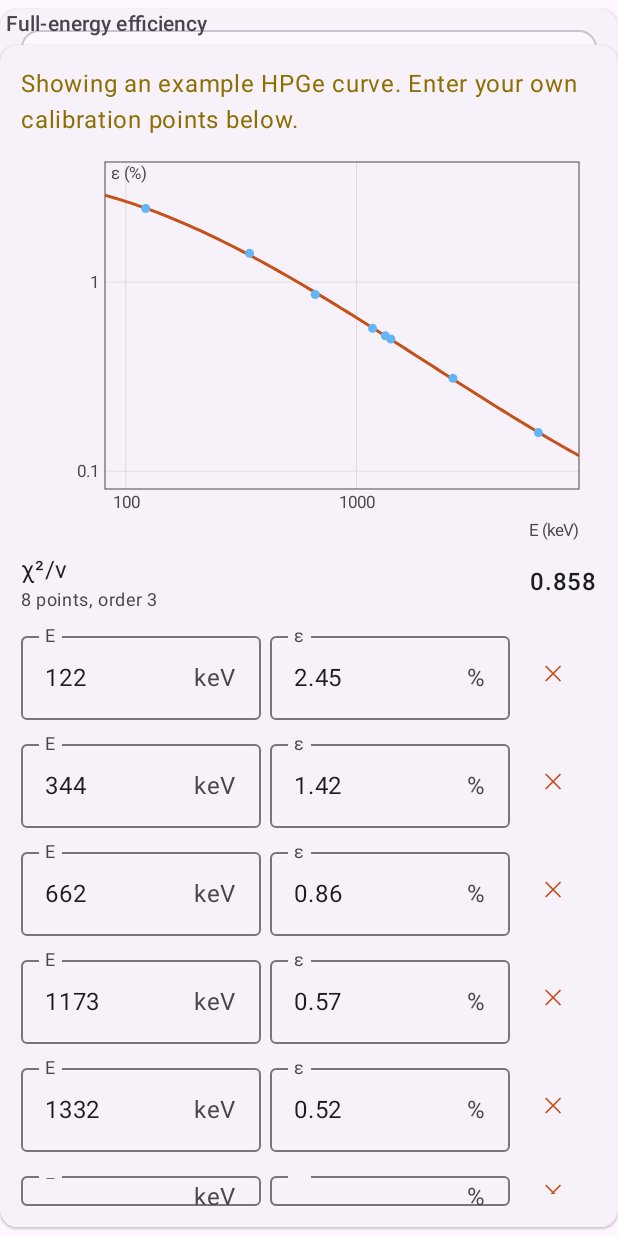
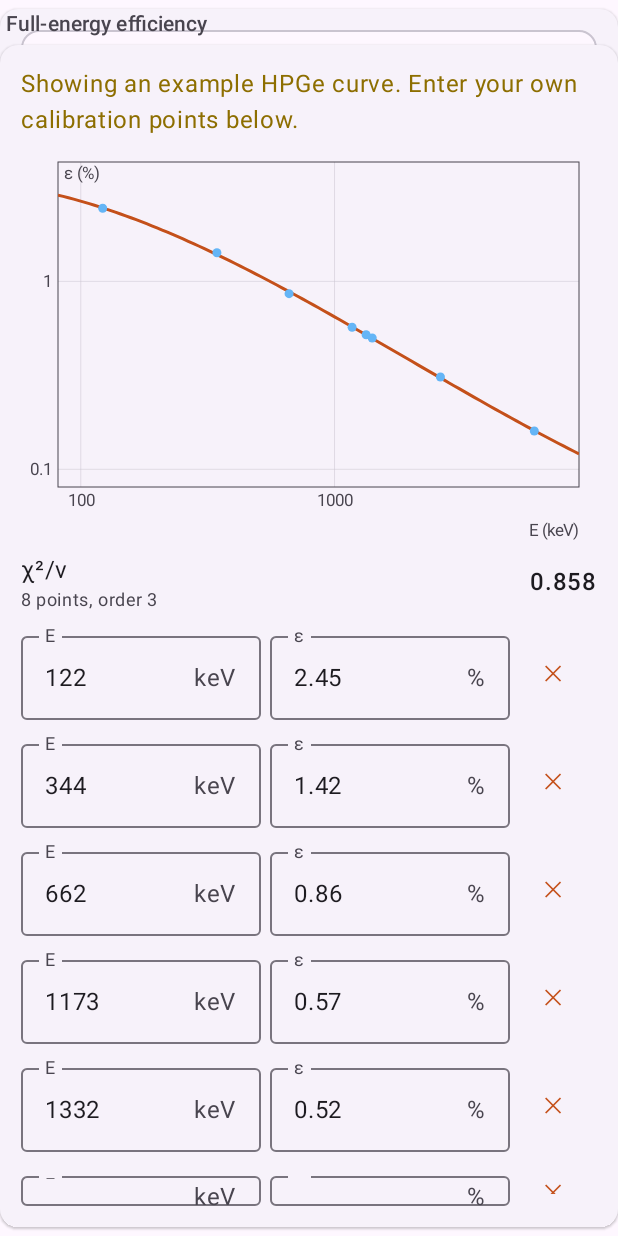
Before and after one commit to Alecompa/exp-nuc-phys-toolkit, an Android app built with Jetpack Compose: the composable DetectorScreen shown on its own in the app's theme, on a phone screen of 412 x 824 dp. Run offline under Robolectric (Android 15) with nearby library versions, the phone set to English and light mode, and no system bars; 4 statements that could not run were skipped.

Commit message:
Android/Linux phase 4: accessibility, large fonts, release signing, emulator test
- Screen-reader descriptions on plots, pin and remove buttons, MoreOptions state
- Rows, reaction header and plot margins reflow at 200 % font (render test largeFonts)
- Release APK signing from keystore.properties or GAMOW_KEYSTORE* env (gitignored)
- setup-java v5 in the workflow; PLAN.md phase 4 status

Co-Authored-By: Claude Opus 5.5 <noreply@anthropic.com>

```diff
--- a/multiplatform/composeApp/src/commonMain/kotlin/org/gamow/ui/AstroScreens.kt
+++ b/multiplatform/composeApp/src/commonMain/kotlin/org/gamow/ui/AstroScreens.kt
@@ -5,6 +5,8 @@ import androidx.compose.material3.*
 import androidx.compose.runtime.*
 import androidx.compose.ui.Alignment
 import androidx.compose.ui.Modifier
+import androidx.compose.ui.semantics.contentDescription
+import androidx.compose.ui.semantics.semantics
 import androidx.compose.ui.graphics.Color
 import androidx.compose.ui.platform.LocalClipboardManager
 import androidx.compose.ui.text.AnnotatedString
@@ -82,7 +84,7 @@ fun RateScreen(wb: Workbench, onEdit: () -> Unit) {
                 NumberField("ωγ", res.strength, "eV", Modifier.weight(1f), range = 0.0..1e9) { v ->
                     wb.run.update(p.copy(resonances = p.resonances.mapIndexed { j, x -> if (j == i) x.copy(strength = v) else x }))
                 }
-                TextButton(onClick = { wb.run.update(p.copy(resonances = p.resonances.filterIndexed { j, _ -> j != i })) }) { Text("✕") }
+                TextButton(onClick = { wb.run.update(p.copy(resonances = p.resonances.filterIndexed { j, _ -> j != i })) }) { Text("✕", Modifier.semantics { contentDescription = "Remove" }) }
             }
         }
         OutlinedButton(onClick = { wb.run.update(p.copy(resonances = p.resonances + NarrowResonance(100.0, 1e-6))) }) { Text("Add resonance") }
--- a/multiplatform/composeApp/src/commonMain/kotlin/org/gamow/ui/Components.kt
+++ b/multiplatform/composeApp/src/commonMain/kotlin/org/gamow/ui/Components.kt
@@ -32,14 +32,19 @@ fun SectionCard(title: String? = null, footer: String? = null, content: @Composa
 
 /** label ………… value unit */
 @Composable
+@OptIn(ExperimentalLayoutApi::class)
 fun ValueRow(label: String, value: String, unit: String = "", note: String? = null) {
-    Row(Modifier.fillMaxWidth(), verticalAlignment = Alignment.CenterVertically) {
-        Column(Modifier.weight(1f)) {
+    // Label left, value right; when both do not fit (large fonts, narrow phones) the value wraps under the label
+    // instead of squeezing the label into a column of single letters.
+    FlowRow(Modifier.fillMaxWidth(), horizontalArrangement = Arrangement.SpaceBetween, verticalArrangement = Arrangement.Center) {
+        Column(Modifier.padding(end = 8.dp).align(Alignment.CenterVertically)) {
             Text(label, style = MaterialTheme.typography.bodyLarge)
             if (note != null) Text(note, style = MaterialTheme.typography.bodySmall, color = MaterialTheme.colorScheme.onSurfaceVariant)
         }
-        Text(value, style = MaterialTheme.typography.bodyLarge, fontWeight = FontWeight.Medium)
-        if (unit.isNotEmpty()) Text(" $unit", style = MaterialTheme.typography.bodyMedium, color = MaterialTheme.colorScheme.onSurfaceVariant)
+        Row(Modifier.align(Alignment.CenterVertically), verticalAlignment = Alignment.Bottom) {
+            Text(value, style = MaterialTheme.typography.bodyLarge, fontWeight = FontWeight.Medium)
+            if (unit.isNotEmpty()) Text(" $unit", style = MaterialTheme.typography.bodyMedium, color = MaterialTheme.colorScheme.onSurfaceVariant)
+        }
     }
 }
 
@@ -81,15 +86,16 @@ fun NumberField(label: String, value: Double, unit: String, modifier: Modifier =
 
 /** Reaction title with an Edit action and the beam-energy stepper. */
 @Composable
+@OptIn(ExperimentalLayoutApi::class)
 fun ReactionHeader(wb: Workbench, onEdit: () -> Unit, showBeam: Boolean = true) {
-    Row(verticalAlignment = Alignment.CenterVertically, modifier = Modifier.fillMaxWidth()) {
+    // The beam stepper moves to its own line when the reaction name leaves no room for it.
+    FlowRow(horizontalArrangement = Arrangement.SpaceBetween, verticalArrangement = Arrangement.Center, modifier = Modifier.fillMaxWidth()) {
         TextButton(onClick = onEdit, contentPadding = PaddingValues(0.dp)) {
             Text(wb.reaction?.label ?: wb.reactionText, style = MaterialTheme.typography.headlineSmall, fontWeight = FontWeight.SemiBold,
                 color = MaterialTheme.colorScheme.onSurface)
             Text("  ▾", color = MaterialTheme.colorScheme.onSurfaceVariant)
         }
-        Spacer(Modifier.weight(1f))
-        if (showBeam) BeamStepper(wb)
+        if (showBeam) Box(Modifier.align(Alignment.CenterVertically)) { BeamStepper(wb) }
     }
 }
 
--- a/multiplatform/composeApp/src/commonMain/kotlin/org/gamow/ui/MoreTools.kt
+++ b/multiplatform/composeApp/src/commonMain/kotlin/org/gamow/ui/MoreTools.kt
@@ -5,6 +5,8 @@ import androidx.compose.material3.*
 import androidx.compose.runtime.*
 import androidx.compose.ui.Alignment
 import androidx.compose.ui.Modifier
+import androidx.compose.ui.semantics.contentDescription
+import androidx.compose.ui.semantics.semantics
 import androidx.compose.ui.graphics.Color
 import androidx.compose.ui.unit.dp
 import org.gamow.core.*
@@ -187,7 +189,7 @@ fun DetectorScreen() {
                 NumberField("E", p.energy, "keV", Modifier.weight(1f), range = 1.0..1e5) { v -> ds.saveCurve(curve.copy(points = curve.points.mapIndexed { j, x -> if (j == i) x.copy(energy = v) else x })) }
                 Spacer(Modifier.width(6.dp))
                 NumberField("ε", 100 * p.efficiency, "%", Modifier.weight(1f), range = 0.0..100.0) { v -> ds.saveCurve(curve.copy(points = curve.points.mapIndexed { j, x -> if (j == i) x.copy(efficiency = v / 100) else x })) }
-                TextButton(onClick = { ds.saveCurve(curve.copy(points = curve.points.filterIndexed { j, _ -> j != i })) }) { Text("✕") }
+                TextButton(onClick = { ds.saveCurve(curve.copy(points = curve.points.filterIndexed { j, _ -> j != i })) }) { Text("✕", Modifier.semantics { contentDescription = "Remove" }) }
             }
         }
         Row(horizontalArrangement = Arrangement.spacedBy(8.dp)) {
--- a/multiplatform/composeApp/src/commonMain/kotlin/org/gamow/ui/Pickers.kt
+++ b/multiplatform/composeApp/src/commonMain/kotlin/org/gamow/ui/Pickers.kt
@@ -9,6 +9,9 @@ import androidx.compose.material3.*
 import androidx.compose.runtime.*
 import androidx.compose.ui.Alignment
 import androidx.compose.ui.Modifier
+import androidx.compose.ui.semantics.stateDescription
+import androidx.compose.ui.semantics.semantics
+import androidx.compose.ui.semantics.Role
 import androidx.compose.ui.text.font.FontWeight
 import androidx.compose.ui.unit.dp
 import androidx.compose.ui.window.Dialog
@@ -22,7 +25,8 @@ import org.gamow.core.*
 fun MoreOptions(title: String = "More options", summary: String = "", initiallyOpen: Boolean = false, content: @Composable ColumnScope.() -> Unit) {
     var open by remember { mutableStateOf(initiallyOpen) }
     Column(Modifier.fillMaxWidth()) {
-        Row(Modifier.fillMaxWidth().clickable { open = !open }.padding(vertical = 6.dp), verticalAlignment = Alignment.Top) {
+        Row(Modifier.fillMaxWidth().clickable(role = Role.Button, onClickLabel = if (open) "Collapse" else "Expand") { open = !open }
+            .semantics { stateDescription = if (open) "Expanded" else "Collapsed" }.padding(vertical = 6.dp), verticalAlignment = Alignment.Top) {
             Text(if (open) "▾ " else "▸ ", color = MaterialTheme.colorScheme.primary)
             Column {
                 Text(title, style = MaterialTheme.typography.bodyLarge, color = MaterialTheme.colorScheme.primary)
--- a/multiplatform/composeApp/src/commonMain/kotlin/org/gamow/ui/Plot.kt
+++ b/multiplatform/composeApp/src/commonMain/kotlin/org/gamow/ui/Plot.kt
@@ -6,6 +6,8 @@ import androidx.compose.foundation.layout.height
 import androidx.compose.material3.MaterialTheme
 import androidx.compose.runtime.Composable
 import androidx.compose.ui.Modifier
+import androidx.compose.ui.semantics.semantics
+import androidx.compose.ui.semantics.contentDescription
 import androidx.compose.ui.geometry.Offset
 import androidx.compose.ui.geometry.Size
 import androidx.compose.ui.graphics.Color
@@ -46,6 +48,8 @@ fun Plot(
     cursor: Double? = null,
     height: Dp = 260.dp,
     onPointer: ((Double) -> Unit)? = null,
+    /** Spoken by screen readers; defaults to the axes and what the plot shows. */
+    description: String? = null,
 ) {
     val measurer = rememberTextMeasurer()
     val axisColor = MaterialTheme.colorScheme.onSurfaceVariant
@@ -65,14 +69,28 @@ fun Plot(
     fun ty(v: Double) = if (yLog) log10(v) else v
     val ax0 = tx(x0); val ax1 = tx(x1); val ay0 = ty(y0); val ay1 = ty(y1)
 
+    // Margins follow the measured tick and axis labels, which grow with the user's font size.
+    val density = androidx.compose.ui.platform.LocalDensity.current
+    val yTickWidth = ticks(y0, y1, yLog).maxOfOrNull { measurer.measure(tickLabel(it), labelStyle).size.width } ?: 0
+    val tickHeight = measurer.measure("0", labelStyle).size.height
+    val axisHeight = if (xLabel.isEmpty()) 0 else measurer.measure(xLabel, labelStyle).size.height
+    val leftPx = yTickWidth + with(density) { 10.dp.toPx() }
+    val bottomPx = tickHeight + axisHeight + with(density) { 10.dp.toPx() }
     Canvas(
-        modifier.fillMaxWidth().height(height).pointerInput(xLog, x0, x1) {
+        modifier.fillMaxWidth().height(height).semantics {
+            contentDescription = description ?: buildString {
+                append("Plot of ${yLabel.ifEmpty { "values" }} versus ${xLabel.ifEmpty { "x" }}")
+                append(", ${tickLabel(x0)} to ${tickLabel(x1)}")
+                if (cursor != null) append(", cursor at ${tickLabel(cursor)}")
+                if (onPointer != null) append(". Touch and drag to read values")
+            }
+        }.pointerInput(xLog, x0, x1, leftPx) {
             if (onPointer == null) return@pointerInput
             awaitPointerEventScope {
                 while (true) {
                     val e = awaitPointerEvent()
                     val p = e.changes.firstOrNull()?.position ?: continue
-                    val left = 56.dp.toPx(); val right = size.width - 12.dp.toPx()
+                    val left = leftPx; val right = size.width - 12.dp.toPx()
                     if (p.x < left || p.x > right) continue
                     val f = (p.x - left) / (right - left)
                     val a = ax0 + f * (ax1 - ax0)
@@ -81,8 +99,8 @@ fun Plot(
             }
         }
     ) {
-        val left = 56.dp.toPx(); val right = size.width - 12.dp.toPx()
-        val top = 8.dp.toPx(); val bottom = size.height - 34.dp.toPx()
+        val left = leftPx; val right = size.width - 12.dp.toPx()
+        val top = 8.dp.toPx(); val bottom = size.height - bottomPx
         fun px(v: Double) = (left + (tx(v) - ax0) / (ax1 - ax0) * (right - left)).toFloat()
         fun py(v: Double) = (bottom - (ty(v) - ay0) / (ay1 - ay0) * (bottom - top)).toFloat()
 
--- a/multiplatform/composeApp/src/commonMain/kotlin/org/gamow/ui/ReferenceScreens.kt
+++ b/multiplatform/composeApp/src/commonMain/kotlin/org/gamow/ui/ReferenceScreens.kt
@@ -6,6 +6,8 @@ import androidx.compose.material3.*
 import androidx.compose.runtime.*
 import androidx.compose.ui.Alignment
 import androidx.compose.ui.Modifier
+import androidx.compose.ui.semantics.contentDescription
+import androidx.compose.ui.semantics.semantics
 import androidx.compose.ui.platform.LocalClipboardManager
 import androidx.compose.ui.text.AnnotatedString
 import androidx.compose.ui.text.font.FontFamily
@@ -80,7 +82,7 @@ object ReferenceConstants {
 @Composable
 private fun SearchField(query: String, placeholder: String, onChange: (String) -> Unit) {
     OutlinedTextField(query, onChange, placeholder = { Text(placeholder) }, singleLine = true,
-        trailingIcon = { if (query.isNotEmpty()) TextButton(onClick = { onChange("") }) { Text("✕") } },
+        trailingIcon = { if (query.isNotEmpty()) TextButton(onClick = { onChange("") }) { Text("✕", Modifier.semantics { contentDescription = "Remove" }) } },
         modifier = Modifier.fillMaxWidth())
 }
 
--- a/multiplatform/composeApp/src/commonMain/kotlin/org/gamow/ui/StoppingScreen.kt
+++ b/multiplatform/composeApp/src/commonMain/kotlin/org/gamow/ui/StoppingScreen.kt
@@ -8,6 +8,8 @@ import androidx.compose.material3.*
 import androidx.compose.runtime.*
 import androidx.compose.ui.Alignment
 import androidx.compose.ui.Modifier
+import androidx.compose.ui.semantics.contentDescription
+import androidx.compose.ui.semantics.semantics
 import androidx.compose.ui.graphics.Color
 import androidx.compose.ui.text.font.FontWeight
 import androidx.compose.ui.unit.dp
@@ -188,7 +190,7 @@ private fun StackEditor(wb: Workbench) {
                     Text(t?.name ?: k, Modifier.weight(1f))
                     NumberField("µm", a / 1e4, "µm", Modifier.weight(1f), range = 0.0..1e6) { v ->
                         run.updateLayers(beforeTarget, list.mapIndexed { j, x -> if (j == i) x.first to v * 1e4 else x }) }
-                    TextButton(onClick = { run.updateLayers(beforeTarget, list.filterIndexed { j, _ -> j != i }) }) { Text("✕") }
+                    TextButton(onClick = { run.updateLayers(beforeTarget, list.filterIndexed { j, _ -> j != i }) }) { Text("✕", Modifier.semantics { contentDescription = "Remove" }) }
                 }
             }
             var picking by remember { mutableStateOf(false) }
```
Also changed, not shown: multiplatform/composeApp/build.gradle.kts (+22 -1 lines), multiplatform/composeApp/src/commonMain/kotlin/org/gamow/ui/App.kt (+6 -1 lines), multiplatform/composeApp/src/commonMain/kotlin/org/gamow/ui/SpectrumScreen.kt (+5 -3 lines), 5 other files.
